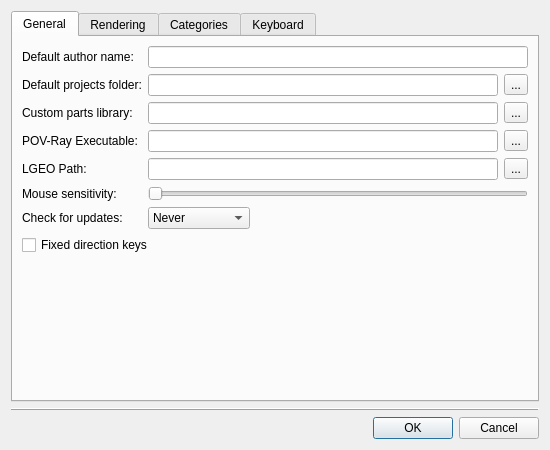
This is lc_lib/qt/lc_qpreferencesdialog.ui in schuellerf/lpub3d as Qt 5 draws it before an edit. The edited form follows.
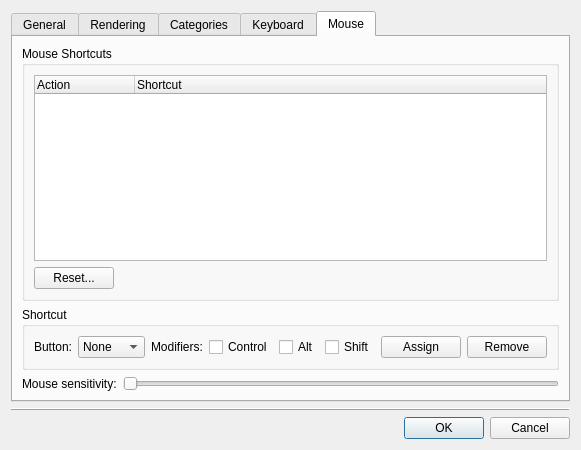
This is the edited form. The open tabs and pages were chosen to show the change.

Commit message: lc_lib Update to LeoCAD 1952 mLCStatusBar     KO mStatusBarLabel  KO mStatusSnapLable KO

The edit to the form file:
```diff
--- a/lc_lib/qt/lc_qpreferencesdialog.ui
+++ b/lc_lib/qt/lc_qpreferencesdialog.ui
@@ -137,32 +137,6 @@
         </layout>
        </item>
        <item row="7" column="0">
-        <widget class="QLabel" name="label_6">
-         <property name="text">
-          <string>Mouse sensitivity:</string>
-         </property>
-         <property name="buddy">
-          <cstring>mouseSensitivity</cstring>
-         </property>
-        </widget>
-       </item>
-       <item row="7" column="1">
-        <widget class="QSlider" name="mouseSensitivity">
-         <property name="minimum">
-          <number>1</number>
-         </property>
-         <property name="maximum">
-          <number>20</number>
-         </property>
-         <property name="pageStep">
-          <number>5</number>
-         </property>
-         <property name="orientation">
-          <enum>Qt::Horizontal</enum>
-         </property>
-        </widget>
-       </item>
-       <item row="8" column="0">
         <widget class="QLabel" name="label_10">
          <property name="text">
           <string>Check for updates:</string>
@@ -172,7 +146,7 @@
          </property>
         </widget>
        </item>
-       <item row="8" column="1">
+       <item row="7" column="1">
         <widget class="QComboBox" name="checkForUpdates">
          <item>
           <property name="text">
@@ -191,7 +165,7 @@
          </item>
         </widget>
        </item>
-       <item row="9" column="0" colspan="2">
+       <item row="8" column="0" colspan="2">
         <widget class="QCheckBox" name="fixedDirectionKeys">
          <property name="text">
           <string>Fixed direction keys</string>
@@ -672,6 +646,187 @@
        </item>
       </layout>
      </widget>
+     <widget class="QWidget" name="tabMouse">
+      <attribute name="title">
+       <string>Mouse</string>
+      </attribute>
+      <layout class="QVBoxLayout" name="verticalLayout_10">
+       <item>
+        <layout class="QVBoxLayout" name="verticalLayout_9">
+         <item>
+          <widget class="QGroupBox" name="groupBox_5">
+           <property name="title">
+            <string>Mouse Shortcuts</string>
+           </property>
+           <layout class="QVBoxLayout" name="verticalLayout_11">
+            <item>
+             <layout class="QVBoxLayout" name="verticalLayout_12">
+              <item>
+               <widget class="QTreeWidget" name="mouseTree">
+                <property name="rootIsDecorated">
+                 <bool>false</bool>
+                </property>
+                <property name="uniformRowHeights">
+                 <bool>true</bool>
+                </property>
+                <column>
+                 <property name="text">
+                  <string>Action</string>
+                 </property>
+                </column>
+                <column>
+                 <property name="text">
+                  <string>Shortcut</string>
+                 </property>
+                </column>
+               </widget>
+              </item>
+              <item>
+               <layout class="QHBoxLayout" name="horizontalLayout_13">
+                <item>
+                 <widget class="QPushButton" name="mouseReset">
+                  <property name="text">
+                   <string>Reset...</string>
+                  </property>
+                 </widget>
+                </item>
+                <item>
+                 <spacer name="horizontalSpacer_6">
+                  <property name="orientation">
+                   <enum>Qt::Horizontal</enum>
+                  </property>
+                  <property name="sizeHint" stdset="0">
+                   <size>
+                    <width>40</width>
+                    <height>20</height>
+                   </size>
+                  </property>
+                 </spacer>
+                </item>
+               </layout>
+              </item>
+             </layout>
+            </item>
+           </layout>
+          </widget>
+         </item>
+        </layout>
+       </item>
+       <item>
+        <widget class="QGroupBox" name="MouseShortcutGroup">
+         <property name="title">
+          <string>Shortcut</string>
+         </property>
+         <layout class="QHBoxLayout" name="horizontalLayout_12">
+          <item>
+           <layout class="QHBoxLayout" name="horizontalLayout_14">
+            <item>
+             <widget class="QLabel" name="label_11">
+              <property name="text">
+               <string>Button:</string>
+              </property>
+             </widget>
+            </item>
+            <item>
+             <widget class="QComboBox" name="mouseButton">
+              <item>
+               <property name="text">
+                <string>None</string>
+               </property>
+              </item>
+              <item>
+               <property name="text">
+                <string>Left</string>
+               </property>
+              </item>
+              <item>
+               <property name="text">
+                <string>Middle</string>
+               </property>
+              </item>
+              <item>
+               <property name="text">
+                <string>Right</string>
+               </property>
+              </item>
+             </widget>
+            </item>
+            <item>
+             <widget class="QLabel" name="label_12">
+              <property name="text">
+               <string>Modifiers:</string>
+              </property>
+             </widget>
+            </item>
+            <item>
+             <widget class="QCheckBox" name="mouseControl">
+              <property name="text">
+               <string>Control</string>
+              </property>
+             </widget>
+            </item>
+            <item>
+             <widget class="QCheckBox" name="mouseAlt">
+              <property name="text">
+               <string>Alt</string>
+              </property>
+             </widget>
+            </item>
+            <item>
+             <widget class="QCheckBox" name="mouseShift">
+              <property name="text">
+               <string>Shift</string>
+              </property>
+             </widget>
+            </item>
+            <item>
+             <widget class="QPushButton" name="mouseAssign">
+              <property name="text">
+               <string>Assign</string>
+              </property>
+             </widget>
+            </item>
+            <item>
+             <widget class="QPushButton" name="mouseRemove">
+              <property name="text">
+               <string>Remove</string>
+              </property>
+             </widget>
+            </item>
+           </layout>
+          </item>
+         </layout>
+        </widget>
+       </item>
+       <item>
+        <layout class="QHBoxLayout" name="horizontalLayout_15">
+         <item>
+          <widget class="QLabel" name="label_13">
+           <property name="text">
+            <string>Mouse sensitivity:</string>
+           </property>
+          </widget>
+         </item>
+         <item>
+          <widget class="QSlider" name="mouseSensitivity">
+           <property name="minimum">
+            <number>1</number>
+           </property>
+           <property name="maximum">
+            <number>20</number>
+           </property>
+           <property name="pageStep">
+            <number>5</number>
+           </property>
+           <property name="orientation">
+            <enum>Qt::Horizontal</enum>
+           </property>
+          </widget>
+         </item>
+        </layout>
+       </item>
+      </layout>
+     </widget>
     </widget>
    </item>
    <item>
```
Left out of the diff: 1 changed line with no effect on the pictures. The commit also changes 88 other files.
